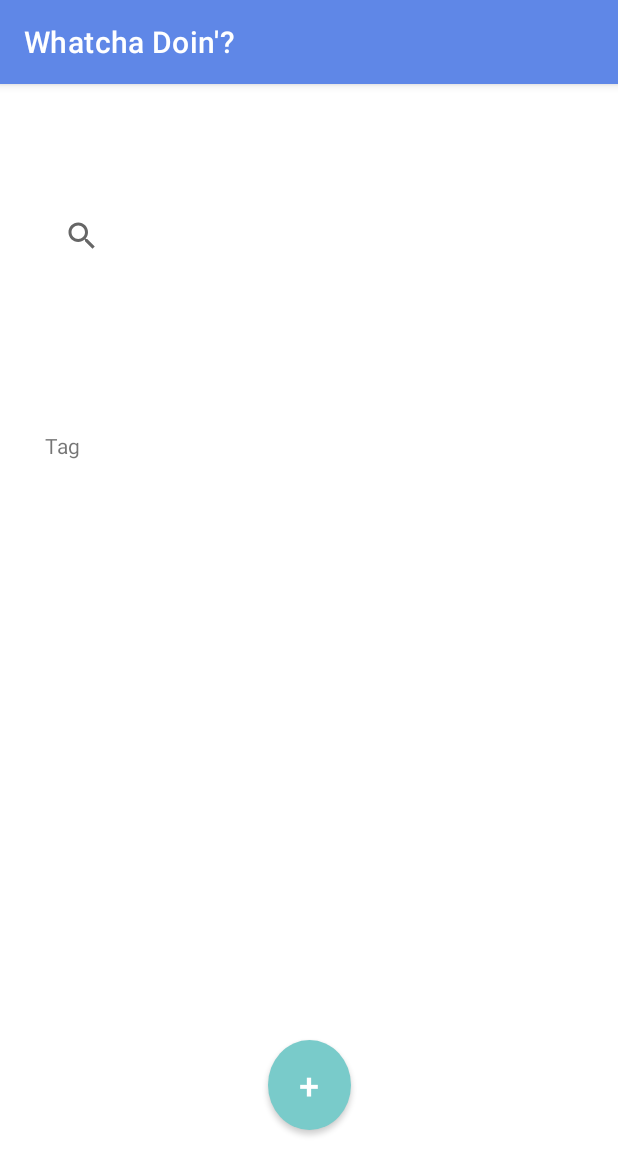
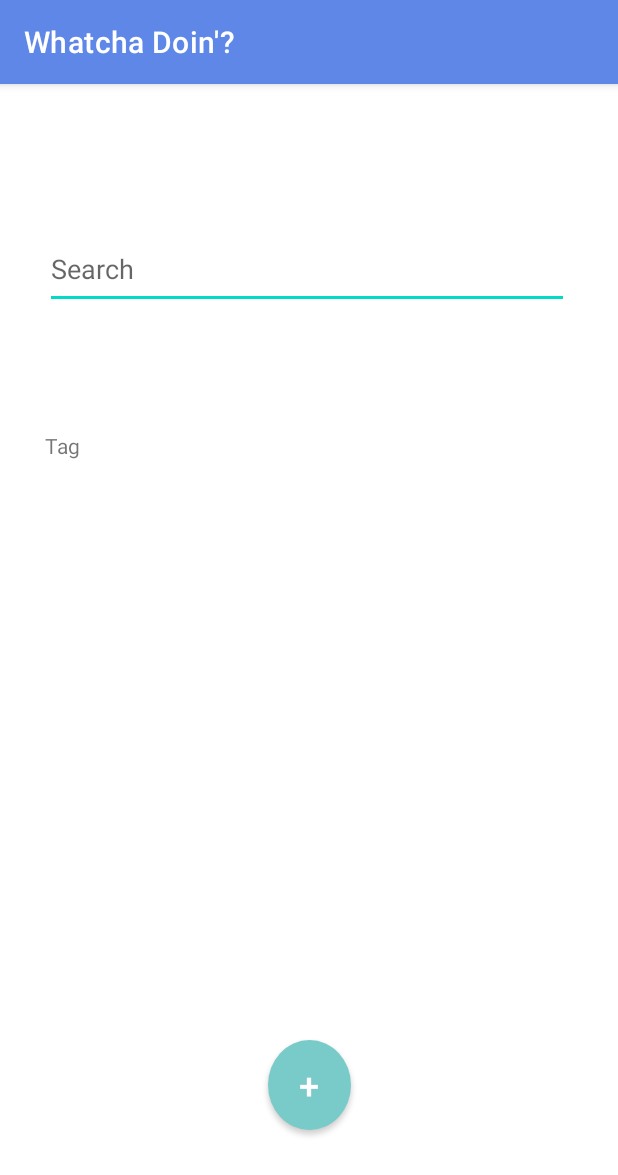
Before and after one commit to FabuloustTeam/WhatchaDoin, an Android app: the TagActivity screen opened directly, with no data from a screen before it, on a phone screen of 412 x 824 dp. Shown: the top 1175 px of the screen. Run offline under Robolectric (Android 15) with nearby library versions, the phone set to English and light mode, and no system bars; our stand-ins replace Firebase (no records; nobody signed in at launch, a user with empty details on screens opened directly).

Commit message:
search tag

```diff
--- a/app/src/main/java/com/example/whatchadoin/ui/tag/TagActivity.java
+++ b/app/src/main/java/com/example/whatchadoin/ui/tag/TagActivity.java
@@ -5,6 +5,8 @@ import androidx.appcompat.app.AppCompatActivity;
 
 import android.content.Intent;
 import android.os.Bundle;
+import android.text.Editable;
+import android.text.TextWatcher;
 import android.view.MenuItem;
 import android.view.View;
 import android.view.WindowManager;
@@ -26,24 +28,25 @@ import com.google.firebase.database.FirebaseDatabase;
 import com.google.firebase.database.ValueEventListener;
 
 import java.util.ArrayList;
+import java.util.HashMap;
 import java.util.List;
 
 public class TagActivity extends AppCompatActivity {
     ListView lvList;
-    ArrayAdapter adapter;
+    ArrayAdapter<String> adapter;
     Button add;
-    SearchView searchModule;
+    EditText inputsearch;
     @Override
     protected void onCreate(Bundle savedInstanceState) {
         super.onCreate(savedInstanceState);
         setContentView(R.layout.activity_tag);
         getWindow().setSoftInputMode(WindowManager.LayoutParams.SOFT_INPUT_ADJUST_PAN);
-        adapter = new ArrayAdapter<>(this, android.R.layout.simple_list_item_1);
+        adapter = new ArrayAdapter<String>(this, android.R.layout.simple_list_item_1);
         lvList = findViewById(R.id.lvListTag);
         lvList.setAdapter(adapter);
         lvList.setTranscriptMode(ListView.TRANSCRIPT_MODE_NORMAL);
         add = findViewById(R.id.btnAdd);
-        searchModule=findViewById(R.id.searchView);
+        inputsearch=(EditText)findViewById(R.id.txtSearch);
 
         add.setOnClickListener(new View.OnClickListener() {
             @Override
@@ -63,6 +66,7 @@ public class TagActivity extends AppCompatActivity {
                 startActivity(intent);
             }
         });
+
         FirebaseDatabase database = FirebaseDatabase.getInstance();
         DatabaseReference myRef = database.getReference("tag");
         myRef.addValueEventListener(new ValueEventListener() {
@@ -76,17 +80,20 @@ public class TagActivity extends AppCompatActivity {
                     adapter.add(key + "    #" + tagName);
                     lvList.setFilterText(tagName);
                 }
-                searchModule.setOnQueryTextListener(new SearchView.OnQueryTextListener() {
+                inputsearch.addTextChangedListener(new TextWatcher() {
                     @Override
-                    public boolean onQueryTextSubmit(String query) {
-                        adapter.getFilter().filter(query);
-                        return false;
+                    public void onTextChanged(CharSequence s, int arg1, int arg2, int arg3) {
+                        (TagActivity.this).adapter.getFilter().filter(s.toString());
                     }
 
                     @Override
-                    public boolean onQueryTextChange(String newText) {
-                        adapter.getFilter().filter(newText);
-                        return false;
+                    public void beforeTextChanged(CharSequence s, int arg1, int arg2, int arg3) {
+
+                    }
+
+                    @Override
+                    public void afterTextChanged(Editable arg0) {
+
                     }
                 });
             }
@@ -96,5 +103,6 @@ public class TagActivity extends AppCompatActivity {
 
             }
         });
+
     }
 }
--- a/app/src/main/res/layout/activity_tag.xml
+++ b/app/src/main/res/layout/activity_tag.xml
@@ -48,15 +48,19 @@
         app:layout_constraintTop_toTopOf="parent"
         app:layout_constraintVertical_bias="0.9" />
 
-    <SearchView
-        android:id="@+id/searchView"
-        android:layout_width="356dp"
-        android:layout_height="45dp"
+    <EditText
+        android:id="@+id/txtSearch"
+        android:layout_width="349dp"
+        android:layout_height="53dp"
+        android:ems="10"
+        android:inputType="textPersonName"
+        android:textColor="#D5CFCF"
+        android:hint="Search"
         app:layout_constraintBottom_toBottomOf="parent"
         app:layout_constraintEnd_toEndOf="parent"
-        app:layout_constraintHorizontal_bias="0.545"
+        app:layout_constraintHorizontal_bias="0.483"
         app:layout_constraintStart_toStartOf="parent"
         app:layout_constraintTop_toTopOf="parent"
-        app:layout_constraintVertical_bias="0.109" />
+        app:layout_constraintVertical_bias="0.135" />
 
 </androidx.constraintlayout.widget.ConstraintLayout>
```
